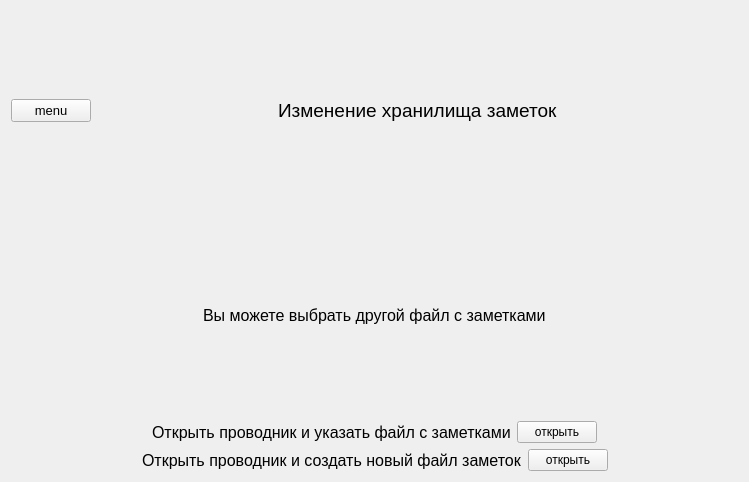
This is src/databasesettingswidget.ui in dekmwa/TagNotes as Qt 5 draws it before an edit. The edited form follows.
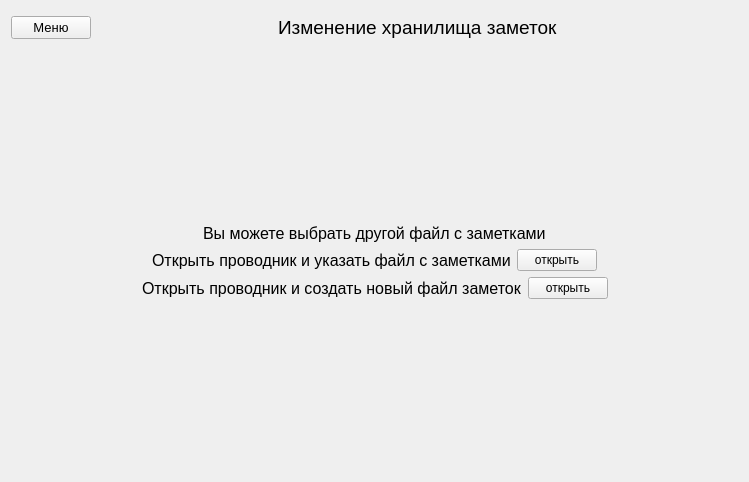
This is the edited form.

Commit message: Этап добавления цветовых тем

What changed in the file:
```diff
--- a/src/databasesettingswidget.ui
+++ b/src/databasesettingswidget.ui
@@ -25,7 +25,7 @@
         </font>
        </property>
        <property name="text">
-        <string>menu</string>
+        <string>Меню</string>
        </property>
       </widget>
      </item>
@@ -72,6 +72,19 @@
      </item>
     </layout>
    </item>
+   <item>
+    <spacer name="verticalSpacer">
+     <property name="orientation">
+      <enum>Qt::Orientation::Vertical</enum>
+     </property>
+     <property name="sizeHint" stdset="0">
+      <size>
+       <width>20</width>
+       <height>40</height>
+      </size>
+     </property>
+    </spacer>
+   </item>
    <item>
     <layout class="QHBoxLayout" name="horizontalLayout_6">
      <item>
@@ -212,6 +225,19 @@
      </item>
     </layout>
    </item>
+   <item>
+    <spacer name="verticalSpacer_2">
+     <property name="orientation">
+      <enum>Qt::Orientation::Vertical</enum>
+     </property>
+     <property name="sizeHint" stdset="0">
+      <size>
+       <width>20</width>
+       <height>40</height>
+      </size>
+     </property>
+    </spacer>
+   </item>
   </layout>
  </widget>
  <resources/>
```
The commit also changes 2 other files.
